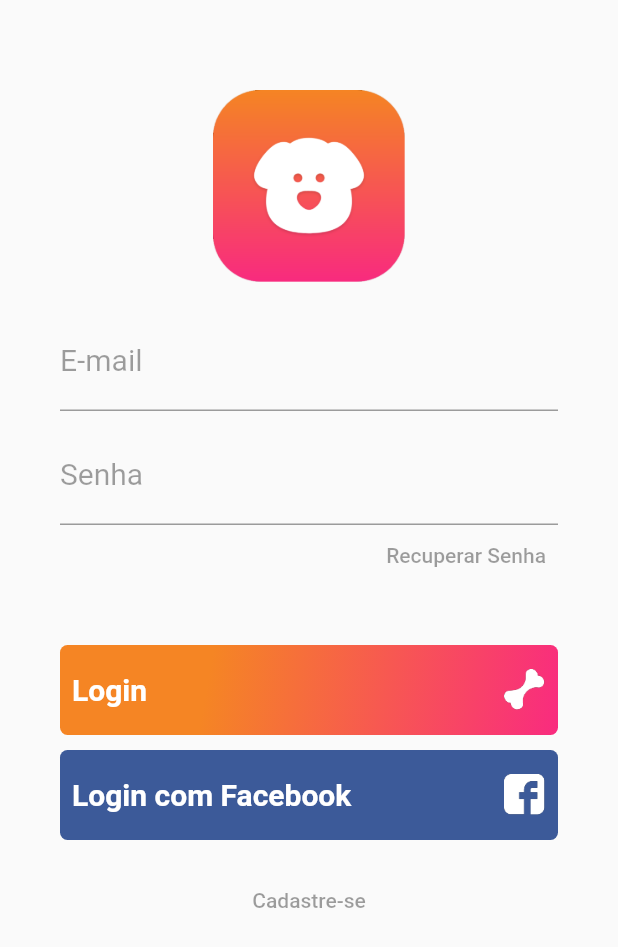
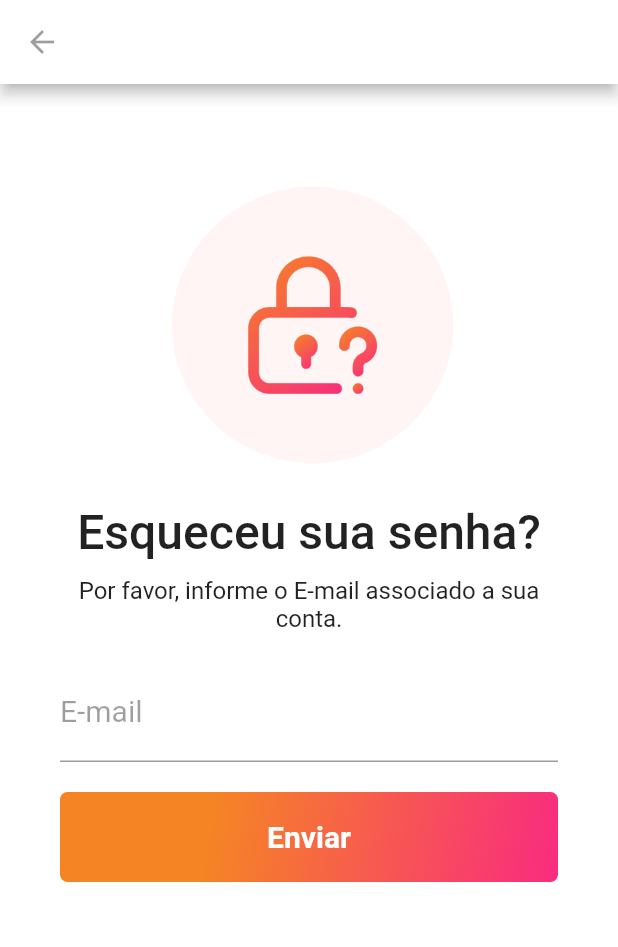
Before and after one commit to fabielehoerlle/meuswidgetsflutter, a Flutter app: the screen it shows after launch, after a tap on "Recuperar Senha", on a phone screen of 412 x 824 dp. Shown: the top 947 px of the screen. Run offline on Flutter 3.47's test engine with Material 2 defaults, Android fonts, the light colour scheme and no system bars; our stand-ins replace fluro; missing offline and left inert: dart:html.

Commit message:
Página Reset Password

```diff
--- a/w20230215/lib/main.dart
+++ b/w20230215/lib/main.dart
@@ -1,6 +1,7 @@
 import 'package:flutter/cupertino.dart';
 import 'package:flutter/material.dart';
 import 'package:w20230215/pages/LoginPage.dart';
+import 'package:w20230215/pages/ResetPasswordPage.dart';
 
 void main() {
   runApp(
--- a/w20230215/lib/pages/LoginPage.dart
+++ b/w20230215/lib/pages/LoginPage.dart
@@ -1,5 +1,6 @@
 import 'package:flutter/cupertino.dart';
 import 'package:flutter/material.dart';
+import 'package:w20230215/pages/ResetPasswordPage.dart';
 
 class LoginPage extends StatelessWidget {
   const LoginPage({super.key});
@@ -8,6 +9,7 @@
   Widget build(BuildContext context) {
     return Scaffold(
       body: Container(
+        color: Colors.white,
         padding: const EdgeInsets.only(top: 60, left: 40, right: 40),
         child: ListView(
           children: [
@@ -51,7 +53,14 @@
               height: 40,
               alignment: Alignment.centerRight,
               child: TextButton(
-                onPressed: () {},
+                onPressed: () {
+                  Navigator.push(
+                    context,
+                    MaterialPageRoute(
+                      builder: (context) => const ResetPasswordPage(),
+                    ),
+                  );
+                },
                 child: const Text(
                   "Recuperar Senha",
                   style: TextStyle(
--- /dev/null
+++ b/w20230215/lib/pages/ResetPasswordPage.dart
@@ -0,0 +1,105 @@
+import 'dart:ui';
+
+import 'package:flutter/material.dart';
+import 'package:flutter/src/widgets/container.dart';
+import 'package:flutter/src/widgets/framework.dart';
+
+class ResetPasswordPage extends StatelessWidget {
+  const ResetPasswordPage({super.key});
+
+  @override
+  Widget build(BuildContext context) {
+    return Scaffold(
+      appBar: AppBar(
+        backgroundColor: Colors.white,
+        leading: IconButton(
+          onPressed: () => Navigator.pop(context, false),
+          icon: const Icon(Icons.arrow_back),
+          color: Colors.black38,
+        ),
+      ),
+      body: Container(
+        color: Colors.white,
+        padding: const EdgeInsets.only(top: 60, left: 40, right: 40),
+        child: ListView(
+          children: [
+            Image.asset(
+              "assets/reset-password-icon.png",
+              height: 200,
+              width: 200,
+            ),
+            const SizedBox(
+              height: 20,
+            ),
+            const Text(
+              "Esqueceu sua senha?",
+              style: TextStyle(
+                fontSize: 32,
+                fontWeight: FontWeight.w500,
+              ),
+              textAlign: TextAlign.center,
+            ),
+            const SizedBox(
+              height: 10,
+            ),
+            const Text(
+              "Por favor, informe o E-mail associado a sua conta.",
+              style: TextStyle(
+                fontSize: 16,
+                fontWeight: FontWeight.w400,
+              ),
+              textAlign: TextAlign.center,
+            ),
+            const SizedBox(
+              height: 20,
+            ),
+            TextFormField(
+              keyboardType: TextInputType.emailAddress,
+              decoration: const InputDecoration(
+                labelText: "E-mail",
+                labelStyle: TextStyle(
+                  color: Colors.black38,
+                  fontWeight: FontWeight.w400,
+                  fontSize: 20,
+                ),
+              ),
+              style: const TextStyle(
+                fontSize: 20,
+              ),
+            ),
+            const SizedBox(height: 20),
+            Container(
+              height: 60,
+              decoration: const BoxDecoration(
+                gradient: LinearGradient(
+                  begin: Alignment.topLeft,
+                  end: Alignment.bottomRight,
+                  stops: [0.3, 1],
+                  colors: [
+                    Color(0xFFF58524),
+                    Color(0xFFF92B7F),
+                  ],
+                ),
+                borderRadius: BorderRadius.all(
+                  Radius.circular(5),
+                ),
+              ),
+              child: SizedBox.expand(
+                child: TextButton(
+                  onPressed: () {},
+                  child: const Text(
+                    "Enviar",
+                    style: TextStyle(
+                        fontWeight: FontWeight.bold,
+                        color: Colors.white,
+                        fontSize: 20),
+                  ),
+                ),
+              ),
+            ),
+          ],
+        ),
+      ),
+    );
+  }
+}
--- a/w20230215/pubspec.yaml
+++ b/w20230215/pubspec.yaml
@@ -67,6 +67,7 @@
   - assets/logo.png
   - assets/bone.png
   - assets/fb-icon.png
+  - assets/reset-password-icon.png
 
   # An image asset can refer to one or more resolution-specific "variants", see
   # https://flutter.dev/assets-and-images/#resolution-aware
```
Also changed, not shown: w20230215/assets/reset-password-icon.png (added).
